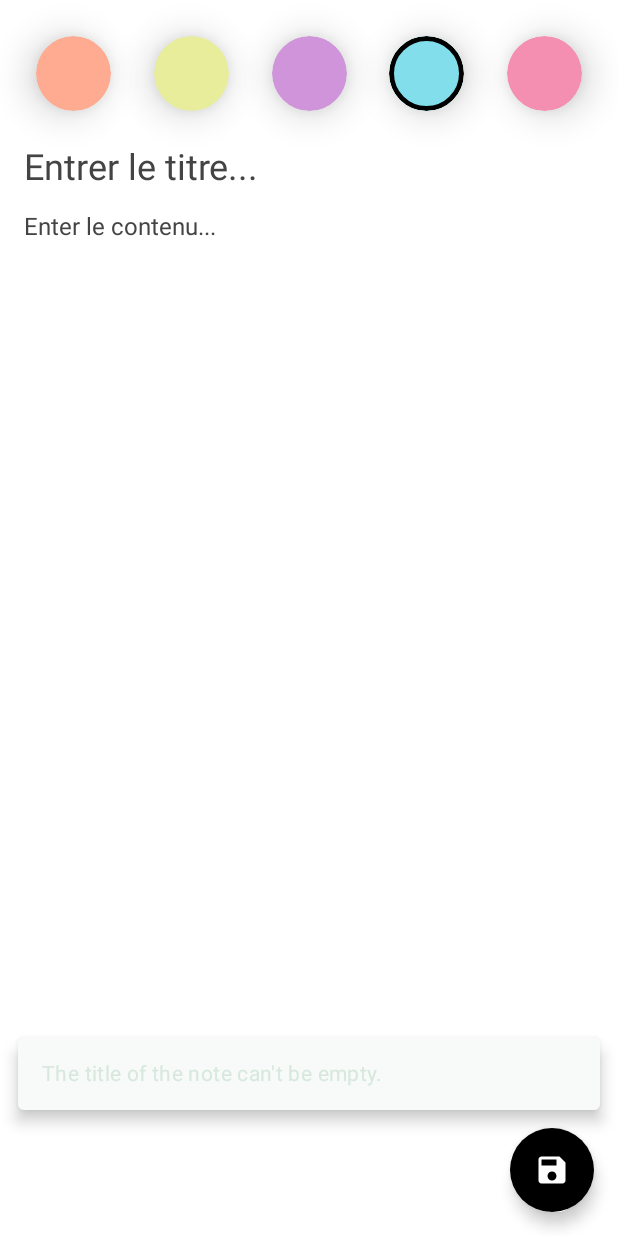
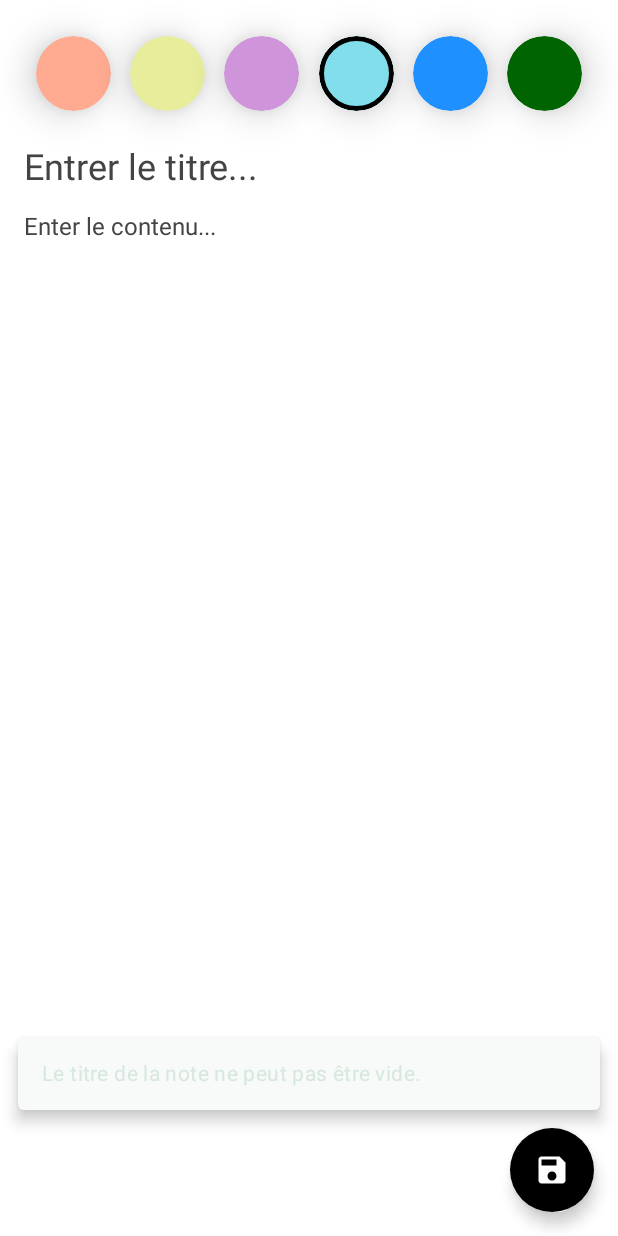
Before and after one commit to MoussaDioufDIALLO/ProjetAndroidKotlinLTPTI3, an Android app built with Jetpack Compose: the composable AddEditNoteScreen called with empty values, after a tap on "Save note", on a phone screen of 412 x 824 dp. Run offline under Robolectric (Android 15) with nearby library versions, the light colour scheme and no system bars; our stand-ins replace Dagger/Hilt's generated code, Room's generated code; 2 statements that could not run were skipped.

Commit message:
projet kotlin

```diff
--- a/app/src/main/java/com/kiptechie/composenotes/feature_note/data/domain/model/Note.kt
+++ b/app/src/main/java/com/kiptechie/composenotes/feature_note/data/domain/model/Note.kt
@@ -15,7 +15,7 @@ data class Note(
 
 ) {
     companion object {
-        val noteColors = listOf(RedOrange, LightGreen, Violet, BabyBlue, RedPink)
+        val noteColors = listOf(RedOrange, LightGreen, Violet, BabyBlue, DarkBlue, Green)
         const val NOTE_COLOR_EXTRA = "noteColor"
         const val NOTE_ID_EXTRA = "noteId"
         const val NO_NOTE_OR_COLOR_ID = -1;
--- a/app/src/main/java/com/kiptechie/composenotes/feature_note/data/domain/use_case/AddNote.kt
+++ b/app/src/main/java/com/kiptechie/composenotes/feature_note/data/domain/use_case/AddNote.kt
@@ -11,10 +11,10 @@ class AddNote(
     @Throws(InvalidNoteException::class)
     suspend operator fun invoke(note: Note) {
         if (note.title.isBlank()) {
-            throw InvalidNoteException("The title of the note can't be empty.")
+            throw InvalidNoteException("Le titre de la note ne peut pas être vide.")
         }
         if (note.content.isBlank()) {
-            throw InvalidNoteException("The content of the note can't be empty.")
+            throw InvalidNoteException("Le contenu de la note ne peut pas être vide.")
         }
         repository.insertNote(note = note)
     }
--- a/app/src/main/java/com/kiptechie/composenotes/ui/theme/Color.kt
+++ b/app/src/main/java/com/kiptechie/composenotes/ui/theme/Color.kt
@@ -1,5 +1,6 @@
 package com.kiptechie.composenotes.ui.theme
 
+import android.graphics.Color.rgb
 import androidx.compose.ui.graphics.Color
 
 val DarkGray = Color(0xFF202020)
@@ -12,4 +13,4 @@ val Violet = Color(0xffcf94da)
 val LightGreen = Color(0xffe7ed9b)
 val DarkBlue = Color(0xFF1E90FF)
 val Red =  Color(0xFFFF69B4)
-val Green = Color(0xFF00FF00)
+val Green = Color(rgb(0,100,0))
```
